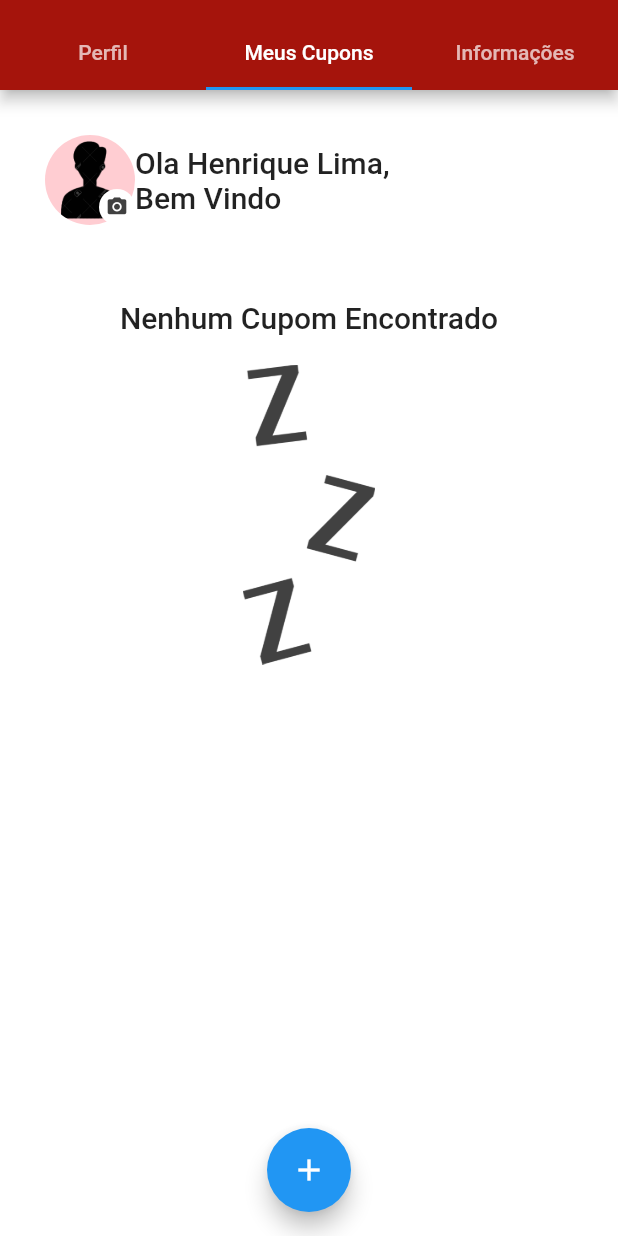
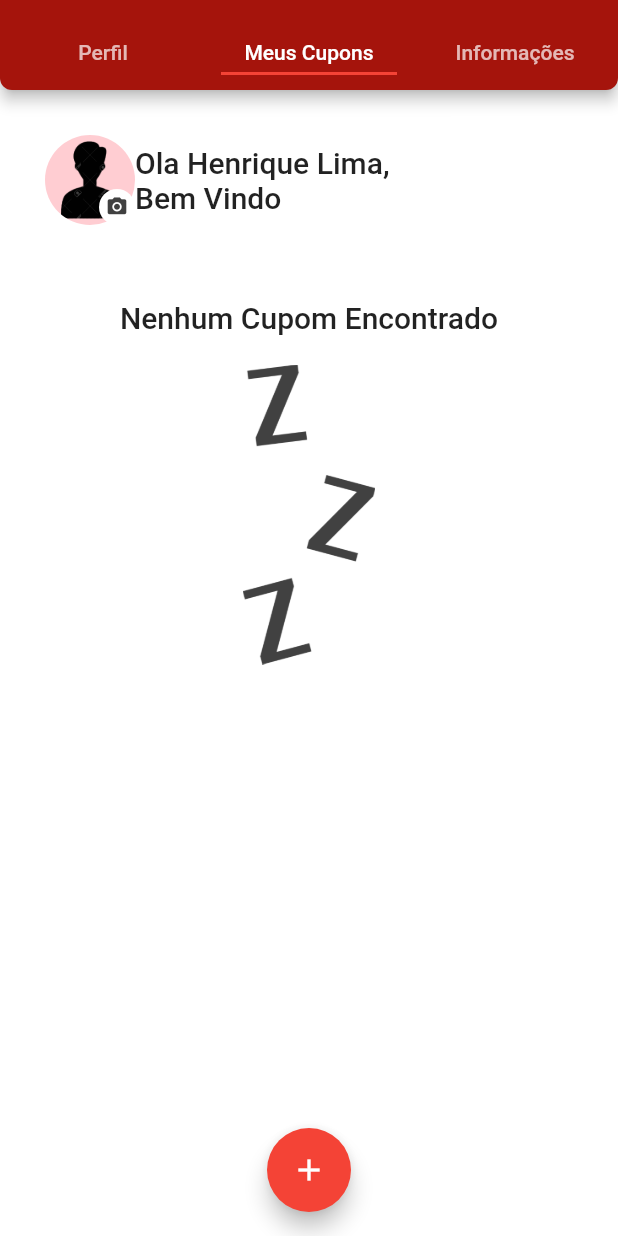
Before and after one commit to henriqdsvlima/vowcher_app_project, a Flutter app: the screen it shows after launch, tab 2 chosen, on a phone screen of 412 x 824 dp. Run offline on Flutter 3.47's test engine with Material 2 defaults, Android fonts, the phone set to English and light mode, and no system bars.

Commit message:
Algumas estilizações

```diff
--- a/lib/screens/cupom_home.dart
+++ b/lib/screens/cupom_home.dart
@@ -116,6 +116,7 @@ class _CupomHomePageState extends State<CupomHomePage> {
       floatingActionButton: Builder(
           builder: (context) => FloatingActionButton(
                 child: Icon(Icons.add),
+                backgroundColor: Colors.red[500],
                 onPressed: () => _openCupomFormModal(context),
               )),
       floatingActionButtonLocation: FloatingActionButtonLocation.centerFloat,
--- a/lib/screens/navbar.dart
+++ b/lib/screens/navbar.dart
@@ -13,8 +13,16 @@ class NavBar extends StatelessWidget {
           appBar: PreferredSize(
             preferredSize: Size.fromHeight(60.0),
             child: AppBar(
+              shape: RoundedRectangleBorder(
+                borderRadius: BorderRadius.vertical(
+                  bottom: Radius.circular(8),
+                ),
+              ),
               backgroundColor: Color(0xFFA5140C),
               bottom: TabBar(
+                indicatorPadding: EdgeInsets.all(10.0),
+                indicatorColor: Colors.red,
+                automaticIndicatorColorAdjustment: true,
                 tabs: [
                   Tab(
                     text: 'Perfil',
```
Also changed, not shown: lib/screens/starting_logo.dart (added, +33 -0 lines), assets/images/logo.png (added).
